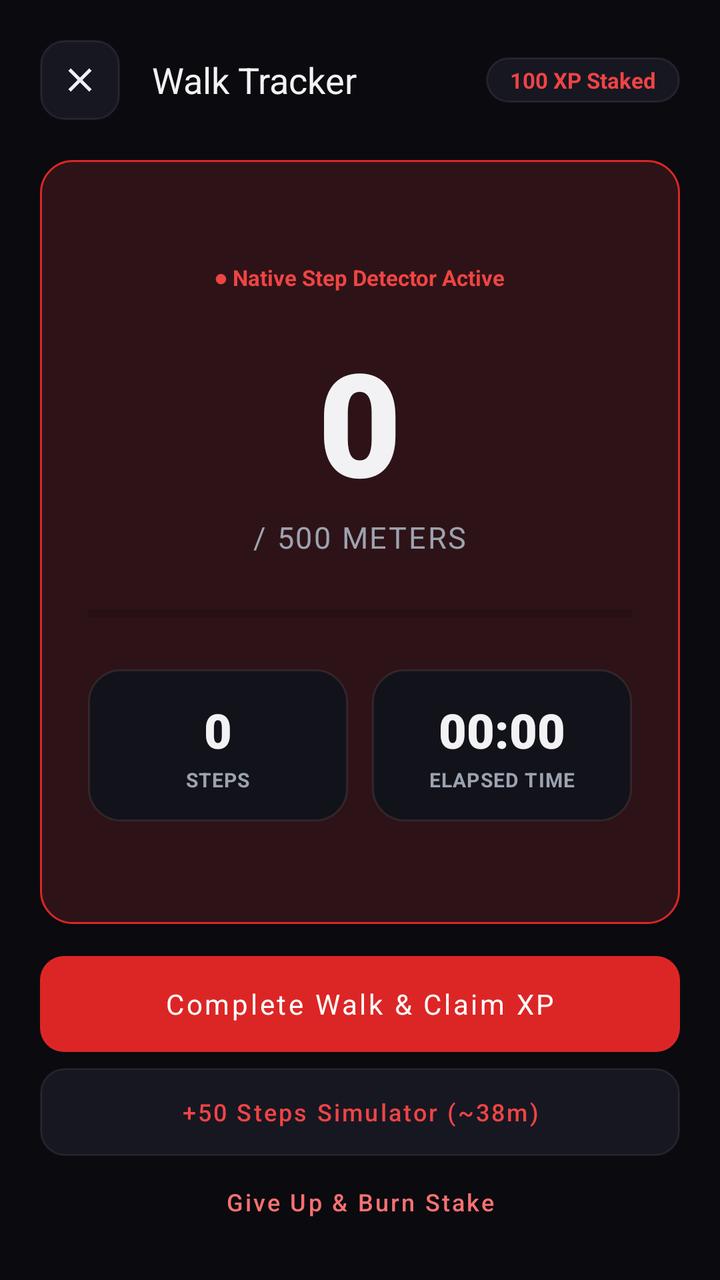
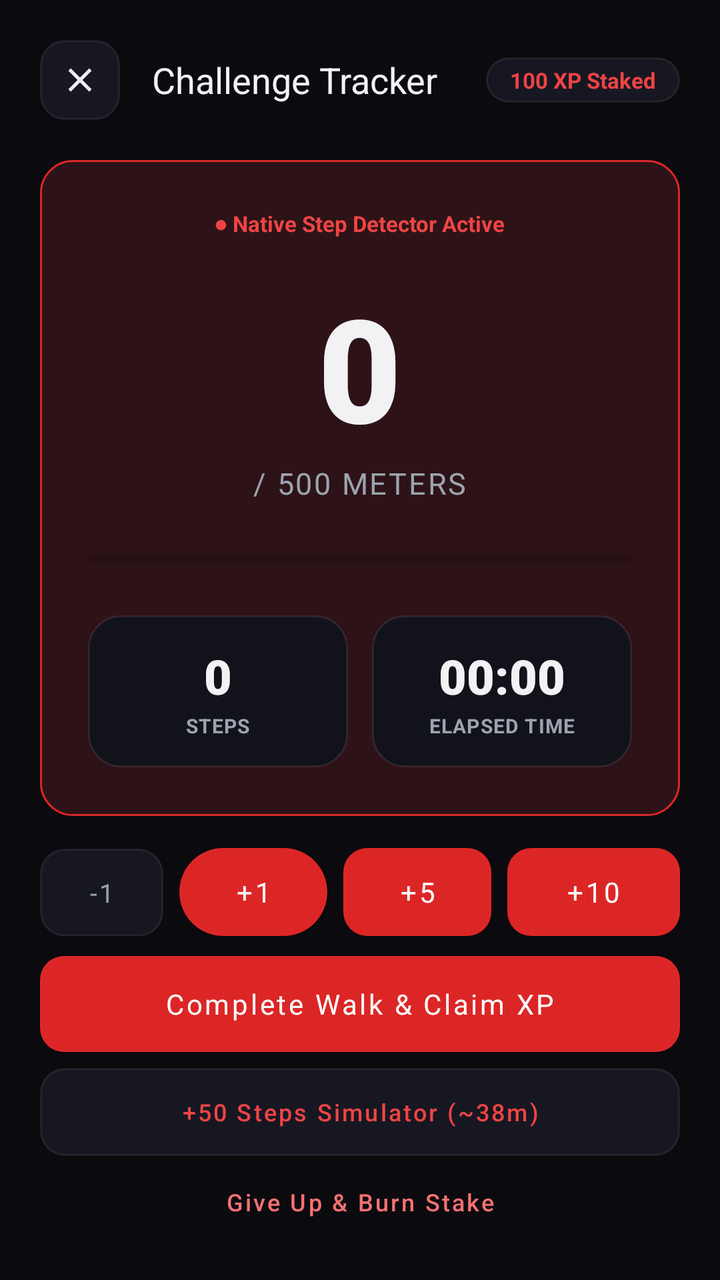

Screens rendered from an Android XML layout before and after an edit, with the pre-edit source and the edit as a unified diff.
<!-- AndroidManifest.xml: application theme Theme.StreakStake -->
<!-- res/layout/activity_walk_tracker.xml -->
<?xml version="1.0" encoding="utf-8"?>
<LinearLayout xmlns:android="http://schemas.android.com/apk/res/android"
    xmlns:app="http://schemas.android.com/apk/res-auto"
    android:layout_width="match_parent"
    android:layout_height="match_parent"
    android:background="@color/bg_base"
    android:orientation="vertical"
    android:padding="20dp">

    
    <LinearLayout
        android:layout_width="match_parent"
        android:layout_height="wrap_content"
        android:gravity="center_vertical"
        android:orientation="horizontal">

        <ImageView
            android:id="@+id/btnClose"
            android:layout_width="40dp"
            android:layout_height="40dp"
            android:background="@drawable/btn_outlined_hairline"
            android:contentDescription="Close"
            android:padding="10dp"
            android:src="@drawable/ic_app_close" />

        <TextView
            android:layout_width="0dp"
            android:layout_height="wrap_content"
            android:layout_marginStart="16dp"
            android:layout_weight="1"
            android:fontFamily="sans-serif-bold"
            android:text="Walk Tracker"
            android:textColor="@color/text_primary"
            android:textSize="18sp" />

        <TextView
            android:id="@+id/tvStakeLockedPill"
            android:layout_width="wrap_content"
            android:layout_height="wrap_content"
            android:background="@drawable/bg_pill_chip"
            android:paddingHorizontal="12dp"
            android:paddingVertical="4dp"
            android:text="100 XP Staked"
            android:textColor="@color/accent_light"
            android:textSize="11sp"
            android:textStyle="bold" />
    </LinearLayout>

    
    <LinearLayout
        android:layout_width="match_parent"
        android:layout_height="0dp"
        android:layout_marginTop="20dp"
        android:layout_weight="1"
        android:background="@drawable/bg_card_highlight"
        android:gravity="center"
        android:orientation="vertical"
        android:padding="24dp">

        <TextView
            android:id="@+id/tvSensorStatus"
            android:layout_width="wrap_content"
            android:layout_height="wrap_content"
            android:text="● Native Step Detector Active"
            android:textColor="@color/accent_light"
            android:textSize="11sp"
            android:textStyle="bold" />

        
        <TextView
            android:id="@+id/tvMetersCurrent"
            android:layout_width="wrap_content"
            android:layout_height="wrap_content"
            android:layout_marginTop="16dp"
            android:fontFamily="sans-serif-black"
            android:text="0"
            android:textColor="@color/text_primary"
            android:textSize="72sp" />

        <TextView
            android:id="@+id/tvMetersTarget"
            android:layout_width="wrap_content"
            android:layout_height="wrap_content"
            android:fontFamily="sans-serif-bold"
            android:letterSpacing="0.06"
            android:text="/ 500 METERS"
            android:textColor="@color/text_secondary"
            android:textSize="15sp" />

        
        <ProgressBar
            android:id="@+id/pbWalk"
            style="@style/Widget.AppCompat.ProgressBar.Horizontal"
            android:layout_width="match_parent"
            android:layout_height="8dp"
            android:layout_marginTop="24dp"
            android:max="100"
            android:progress="0"
            android:progressTint="@color/accent" />

        
        <LinearLayout
            android:layout_width="match_parent"
            android:layout_height="wrap_content"
            android:layout_marginTop="24dp"
            android:baselineAligned="false"
            android:orientation="horizontal">

            <LinearLayout
                android:layout_width="0dp"
                android:layout_height="wrap_content"
                android:layout_marginEnd="6dp"
                android:layout_weight="1"
                android:background="@drawable/bg_card_dark"
                android:gravity="center"
                android:orientation="vertical"
                android:padding="14dp">

                <TextView
                    android:id="@+id/tvStepsCount"
                    android:layout_width="wrap_content"
                    android:layout_height="wrap_content"
                    android:fontFamily="sans-serif-black"
                    android:text="0"
                    android:textColor="@color/text_primary"
                    android:textSize="24sp" />

                <TextView
                    android:layout_width="wrap_content"
                    android:layout_height="wrap_content"
                    android:layout_marginTop="2dp"
                    android:letterSpacing="0.04"
                    android:text="STEPS"
                    android:textColor="@color/text_secondary"
                    android:textSize="10sp"
                    android:textStyle="bold" />
            </LinearLayout>

            <LinearLayout
                android:layout_width="0dp"
                android:layout_height="wrap_content"
                android:layout_marginStart="6dp"
                android:layout_weight="1"
                android:background="@drawable/bg_card_dark"
                android:gravity="center"
                android:orientation="vertical"
                android:padding="14dp">

                <TextView
                    android:id="@+id/tvTimer"
                    android:layout_width="wrap_content"
                    android:layout_height="wrap_content"
                    android:fontFamily="sans-serif-black"
                    android:text="00:00"
                    android:textColor="@color/text_primary"
                    android:textSize="24sp" />

                <TextView
                    android:layout_width="wrap_content"
                    android:layout_height="wrap_content"
                    android:layout_marginTop="2dp"
                    android:letterSpacing="0.04"
                    android:text="ELAPSED TIME"
                    android:textColor="@color/text_secondary"
                    android:textSize="10sp"
                    android:textStyle="bold" />
            </LinearLayout>
        </LinearLayout>

    </LinearLayout>

    
    <LinearLayout
        android:layout_width="match_parent"
        android:layout_height="wrap_content"
        android:layout_marginTop="16dp"
        android:orientation="vertical">

        
        <Button
            android:id="@+id/btnCompleteWalk"
            android:layout_width="match_parent"
            android:layout_height="48dp"
            android:background="@drawable/btn_accent_primary"
            android:enabled="false"
            android:fontFamily="sans-serif-bold"
            android:text="Complete Walk &amp; Claim XP"
            android:textAllCaps="false"
            android:textColor="@color/on_accent"
            android:textSize="14sp"
            app:backgroundTint="@null" />

        
        <Button
            android:id="@+id/btnSimulateSteps"
            android:layout_width="match_parent"
            android:layout_height="44dp"
            android:layout_marginTop="8dp"
            android:background="@drawable/btn_outlined_hairline"
            android:text="+50 Steps Simulator (~38m)"
            android:textAllCaps="false"
            android:textColor="@color/accent_light"
            android:textSize="12sp"
            app:backgroundTint="@null" />

        
        <Button
            android:id="@+id/btnGiveUp"
            android:layout_width="match_parent"
            android:layout_height="38dp"
            android:layout_marginTop="4dp"
            android:background="@android:color/transparent"
            android:text="Give Up &amp; Burn Stake"
            android:textAllCaps="false"
            android:textColor="@color/danger"
            android:textSize="12sp" />

    </LinearLayout>

</LinearLayout>
<!-- resources referenced by this layout -->
<resources>
  <color name="accent">#DC2626</color>
  <color name="accent_light">#EF4444</color>
  <color name="bg_base">#0A0A0F</color>
  <color name="danger">#F87171</color>
  <color name="on_accent">#FFFFFF</color>
  <color name="text_primary">#F2F2F5</color>
  <color name="text_secondary">#9CA3AF</color>
  <!-- drawable bg_card_dark (drawable) -->
  <?xml version="1.0" encoding="utf-8"?>
  <shape xmlns:android="http://schemas.android.com/apk/res/android"
      android:shape="rectangle">
      <solid android:color="@color/surface" />
      <corners android:radius="16dp" />
      <stroke
          android:width="1dp"
          android:color="@color/hairline" />
  </shape>
  <!-- drawable bg_card_highlight (drawable) -->
  <?xml version="1.0" encoding="utf-8"?>
  <shape xmlns:android="http://schemas.android.com/apk/res/android"
      android:shape="rectangle">
      <solid android:color="@color/accent_glow" />
      <corners android:radius="16dp" />
      <stroke
          android:width="1dp"
          android:color="@color/accent" />
  </shape>
  <!-- drawable bg_pill_chip (drawable) -->
  <?xml version="1.0" encoding="utf-8"?>
  <shape xmlns:android="http://schemas.android.com/apk/res/android"
      android:shape="rectangle">
      <solid android:color="@color/surface_high" />
      <corners android:radius="999dp" />
      <stroke
          android:width="1dp"
          android:color="@color/hairline" />
  </shape>
  <!-- drawable btn_accent_primary (drawable) -->
  <?xml version="1.0" encoding="utf-8"?>
  <shape xmlns:android="http://schemas.android.com/apk/res/android"
      android:shape="rectangle">
      <solid android:color="@color/accent" />
      <corners android:radius="12dp" />
  </shape>
  <!-- drawable btn_outlined_hairline (drawable) -->
  <?xml version="1.0" encoding="utf-8"?>
  <shape xmlns:android="http://schemas.android.com/apk/res/android"
      android:shape="rectangle">
      <solid android:color="@color/surface_high" />
      <corners android:radius="12dp" />
      <stroke
          android:width="1dp"
          android:color="@color/hairline" />
  </shape>
  <!-- drawable ic_app_close (drawable) -->
  <vector xmlns:android="http://schemas.android.com/apk/res/android"
      android:width="24dp"
      android:height="24dp"
      android:viewportWidth="24"
      android:viewportHeight="24">
      <path
          android:fillColor="@color/text_primary"
          android:pathData="M19,6.41L17.59,5L12,10.59L6.41,5L5,6.41L10.59,12L5,17.59L6.41,19L12,13.41L17.59,19L19,17.59L13.41,12L19,6.41Z" />
  </vector>
  <style name="Theme.StreakStake" parent="Theme.MaterialComponents.DayNight.NoActionBar">
          
          <item name="colorPrimary">@color/accent</item>
          <item name="colorPrimaryVariant">@color/accent_dark</item>
          <item name="colorOnPrimary">@color/on_accent</item>
          
          
          <item name="android:colorBackground">@color/bg_base</item>
          <item name="colorSurface">@color/surface</item>
          <item name="colorOnSurface">@color/text_primary</item>
  
          
          <item name="android:statusBarColor">@color/bg_base</item>
          <item name="android:navigationBarColor">@color/bg_base</item>
          <item name="android:windowLightStatusBar">false</item>
      </style>
  <color name="surface">#12121A</color>
  <color name="hairline">#14FFFFFF</color>
  <color name="accent_glow">#26EF4444</color>
  <color name="surface_high">#171722</color>
  <color name="accent_dark">#B91C1C</color>
</resources>

<!-- the commit's change to res/layout/activity_walk_tracker.xml (unified diff, before → after) -->
@@ -24,12 +24,13 @@
             android:src="@drawable/ic_app_close" />
 
         <TextView
+            android:id="@+id/tvTrackerTitle"
             android:layout_width="0dp"
             android:layout_height="wrap_content"
             android:layout_marginStart="16dp"
             android:layout_weight="1"
             android:fontFamily="sans-serif-bold"
-            android:text="Walk Tracker"
+            android:text="Challenge Tracker"
             android:textColor="@color/text_primary"
             android:textSize="18sp" />
 
@@ -177,6 +178,67 @@
         android:orientation="vertical">
 
         
+        <LinearLayout
+            android:id="@+id/layoutRepControls"
+            android:layout_width="match_parent"
+            android:layout_height="wrap_content"
+            android:layout_marginBottom="10dp"
+            android:orientation="horizontal">
+
+            <Button
+                android:id="@+id/btnSub1"
+                android:layout_width="0dp"
+                android:layout_height="44dp"
+                android:layout_marginEnd="4dp"
+                android:layout_weight="1"
+                android:background="@drawable/btn_outlined_hairline"
+                android:fontFamily="sans-serif-bold"
+                android:text="-1"
+                android:textColor="@color/text_secondary"
+                android:textSize="13sp"
+                app:backgroundTint="@null" />
+
+            <Button
+                android:id="@+id/btnAdd1"
+                android:layout_width="0dp"
+                android:layout_height="44dp"
+                android:layout_marginHorizontal="4dp"
+                android:layout_weight="1.2"
+                android:background="@drawable/bg_pill_chip_active"
+                android:fontFamily="sans-serif-bold"
+                android:text="+1"
+                android:textColor="@color/on_accent"
+                android:textSize="14sp"
+                app:backgroundTint="@null" />
+
+            <Button
+                android:id="@+id/btnAdd5"
+                android:layout_width="0dp"
+                android:layout_height="44dp"
+                android:layout_marginHorizontal="4dp"
+                android:layout_weight="1.2"
+                android:background="@drawable/btn_accent_primary"
+                android:fontFamily="sans-serif-bold"
+                android:text="+5"
+                android:textColor="@color/on_accent"
+                android:textSize="14sp"
+                app:backgroundTint="@null" />
+
+            <Button
+                android:id="@+id/btnAdd10"
+                android:layout_width="0dp"
+                android:layout_height="44dp"
+                android:layout_marginStart="4dp"
+                android:layout_weight="1.4"
+                android:background="@drawable/btn_accent_primary"
+                android:fontFamily="sans-serif-bold"
+                android:text="+10"
+                android:textColor="@color/on_accent"
+                android:textSize="14sp"
+                app:backgroundTint="@null" />
+        </LinearLayout>
+
+        
         <Button
             android:id="@+id/btnCompleteWalk"
             android:layout_width="match_parent"
<!-- resource entries referenced after the edit -->
@@ -36,6 +36,13 @@
       <stroke
           android:width="1dp"
           android:color="@color/hairline" />
+  </shape>
+  <!-- drawable bg_pill_chip_active (drawable) -->
+  <?xml version="1.0" encoding="utf-8"?>
+  <shape xmlns:android="http://schemas.android.com/apk/res/android"
+      android:shape="rectangle">
+      <solid android:color="@color/accent" />
+      <corners android:radius="999dp" />
   </shape>
   <!-- drawable btn_accent_primary (drawable) -->
   <?xml version="1.0" encoding="utf-8"?>
